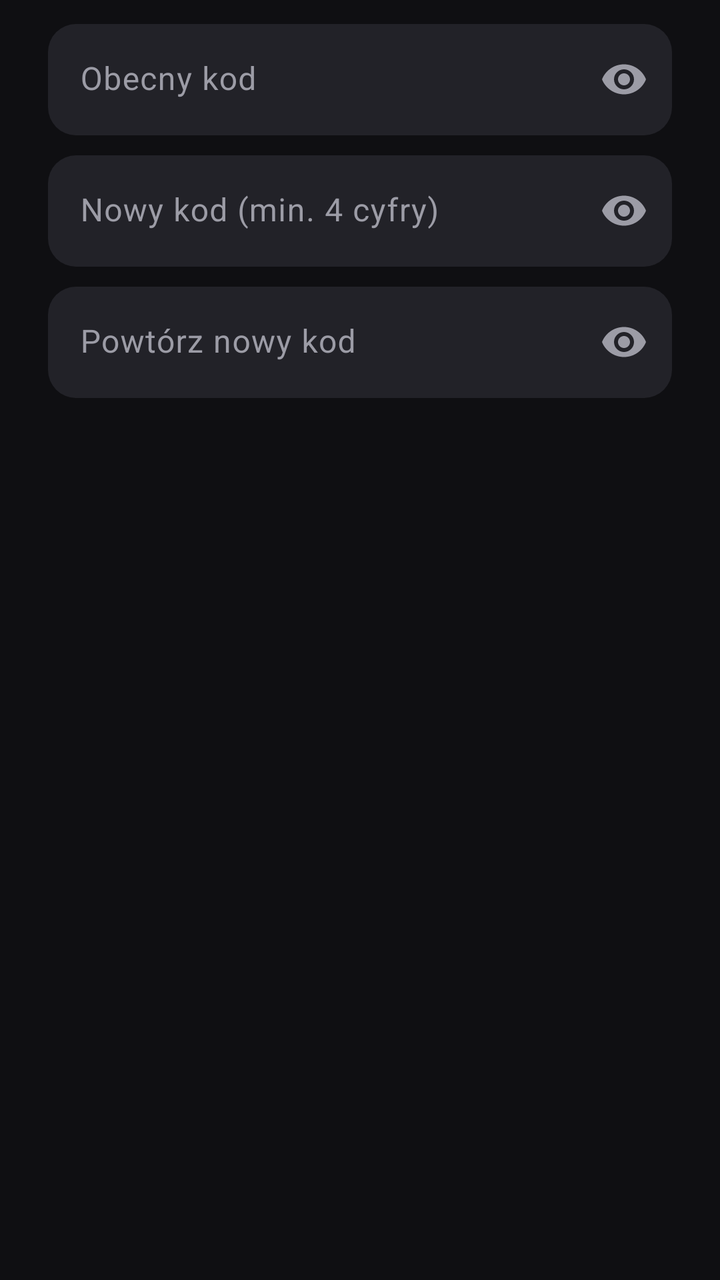
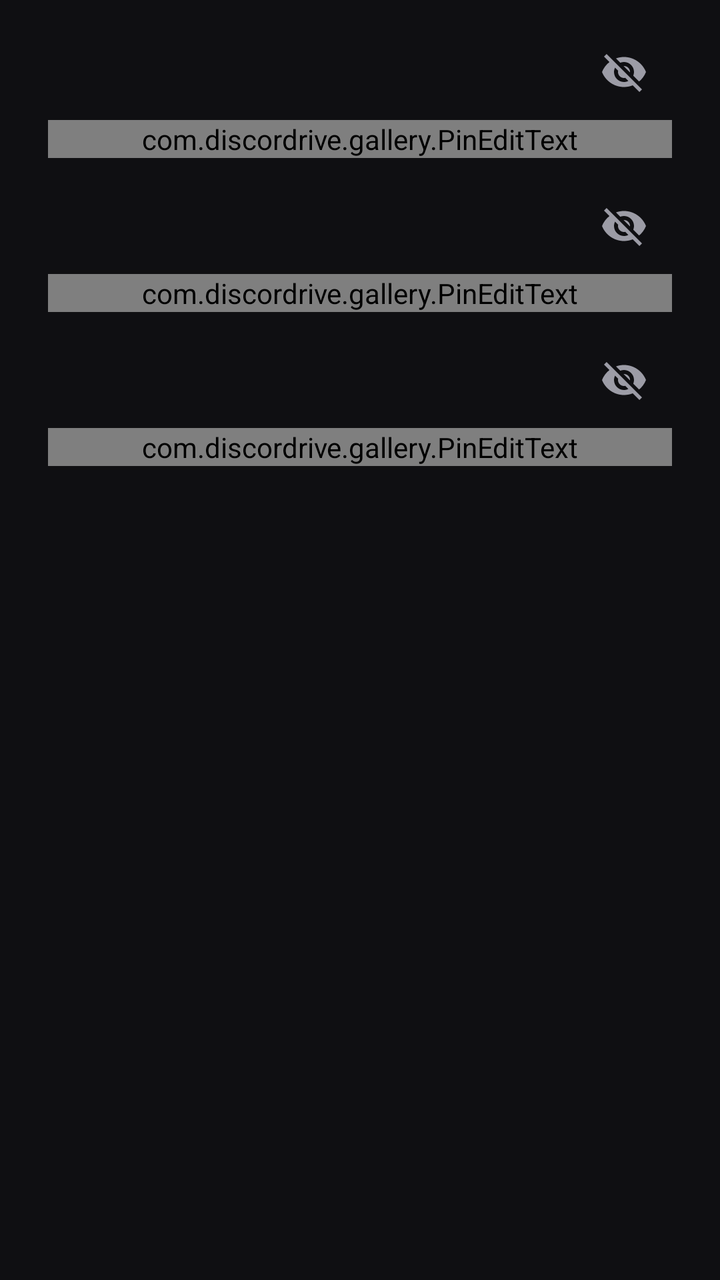

The first picture is an Android layout as it rendered before a commit; the second is the same layout after the commit. The layout source and the unified diff follow.
<!-- AndroidManifest.xml: application theme Theme.Gallery -->
<!-- res/layout/dialog_set_pin.xml -->
<?xml version="1.0" encoding="utf-8"?>
<LinearLayout xmlns:android="http://schemas.android.com/apk/res/android"
    xmlns:app="http://schemas.android.com/apk/res-auto"
    android:layout_width="match_parent"
    android:layout_height="wrap_content"
    android:orientation="vertical"
    android:paddingHorizontal="24dp"
    android:paddingTop="12dp"
    android:importantForAutofill="noExcludeDescendants">

    <com.google.android.material.textfield.TextInputLayout
        android:id="@+id/pinOldLayout"
        style="@style/Widget.Gallery.TextInput"
        android:layout_width="match_parent"
        android:layout_height="wrap_content"
        app:endIconMode="password_toggle"
        android:hint="@string/private_pin_old">

        <com.google.android.material.textfield.TextInputEditText
            android:id="@+id/pinOldInput"
            android:layout_width="match_parent"
            android:layout_height="wrap_content"
            android:inputType="numberPassword"
            android:importantForAutofill="no"
            android:maxLength="12"/>
    </com.google.android.material.textfield.TextInputLayout>

    <com.google.android.material.textfield.TextInputLayout
        android:id="@+id/pinNewLayout"
        style="@style/Widget.Gallery.TextInput"
        android:layout_width="match_parent"
        android:layout_height="wrap_content"
        android:layout_marginTop="10dp"
        app:endIconMode="password_toggle"
        android:hint="@string/private_pin_new">

        <com.google.android.material.textfield.TextInputEditText
            android:id="@+id/pinNewInput"
            android:layout_width="match_parent"
            android:layout_height="wrap_content"
            android:inputType="numberPassword"
            android:importantForAutofill="no"
            android:maxLength="12"/>
    </com.google.android.material.textfield.TextInputLayout>

    <com.google.android.material.textfield.TextInputLayout
        android:id="@+id/pinRepeatLayout"
        style="@style/Widget.Gallery.TextInput"
        android:layout_width="match_parent"
        android:layout_height="wrap_content"
        android:layout_marginTop="10dp"
        app:endIconMode="password_toggle"
        android:hint="@string/private_pin_repeat">

        <com.google.android.material.textfield.TextInputEditText
            android:id="@+id/pinRepeatInput"
            android:layout_width="match_parent"
            android:layout_height="wrap_content"
            android:inputType="numberPassword"
            android:importantForAutofill="no"
            android:maxLength="12"/>
    </com.google.android.material.textfield.TextInputLayout>
</LinearLayout>
<!-- resources referenced by this layout -->
<resources>
  <string name="private_pin_new">Nowy kod (min. 4 cyfry)</string>
  <string name="private_pin_old">Obecny kod</string>
  <string name="private_pin_repeat">Powtórz nowy kod</string>
  <style name="Widget.Gallery.TextInput" parent="Widget.Material3.TextInputLayout.FilledBox">
          <item name="boxBackgroundColor">@color/surface_high</item>
          <item name="boxStrokeWidth">0dp</item>
          <item name="boxStrokeWidthFocused">1dp</item>
          <item name="boxCornerRadiusTopStart">14dp</item>
          <item name="boxCornerRadiusTopEnd">14dp</item>
          <item name="boxCornerRadiusBottomStart">14dp</item>
          <item name="boxCornerRadiusBottomEnd">14dp</item>
      </style>
  <style name="Theme.Gallery" parent="Theme.Material3.DayNight.NoActionBar">
          <item name="colorPrimary">@color/accent</item>
          <item name="colorOnPrimary">@color/white</item>
          <item name="colorPrimaryContainer">@color/accent_dim</item>
          <item name="colorOnPrimaryContainer">@color/white</item>
          <item name="android:colorBackground">@color/bg</item>
          <item name="colorSurface">@color/surface</item>
          <item name="colorOnSurface">@color/text</item>
          <item name="colorSurfaceContainer">@color/surface_high</item>
          <item name="colorSurfaceContainerHigh">@color/surface_high</item>
          <item name="colorSurfaceContainerHighest">@color/surface_high</item>
          <item name="colorOnSurfaceVariant">@color/text_dim</item>
          <item name="android:statusBarColor">@android:color/transparent</item>
          <item name="android:navigationBarColor">@android:color/transparent</item>
          <item name="android:windowLightStatusBar">false</item>
      </style>
  <color name="surface_high">#222228</color>
  <color name="accent">#4F7CFF</color>
  <color name="white">#FFFFFF</color>
  <color name="accent_dim">#2C3E73</color>
  <color name="bg">#0F0F12</color>
  <color name="surface">#18181C</color>
  <color name="text">#E8E8EC</color>
  <color name="text_dim">#9C9CA6</color>
</resources>

<!-- the commit's change to res/layout/dialog_set_pin.xml (unified diff, before → after) -->
@@ -16,7 +16,7 @@
         app:endIconMode="password_toggle"
         android:hint="@string/private_pin_old">
 
-        <com.google.android.material.textfield.TextInputEditText
+        <com.discordrive.gallery.PinEditText
             android:id="@+id/pinOldInput"
             android:layout_width="match_parent"
             android:layout_height="wrap_content"
@@ -34,7 +34,7 @@
         app:endIconMode="password_toggle"
         android:hint="@string/private_pin_new">
 
-        <com.google.android.material.textfield.TextInputEditText
+        <com.discordrive.gallery.PinEditText
             android:id="@+id/pinNewInput"
             android:layout_width="match_parent"
             android:layout_height="wrap_content"
@@ -52,7 +52,7 @@
         app:endIconMode="password_toggle"
         android:hint="@string/private_pin_repeat">
 
-        <com.google.android.material.textfield.TextInputEditText
+        <com.discordrive.gallery.PinEditText
             android:id="@+id/pinRepeatInput"
             android:layout_width="match_parent"
             android:layout_height="wrap_content"
